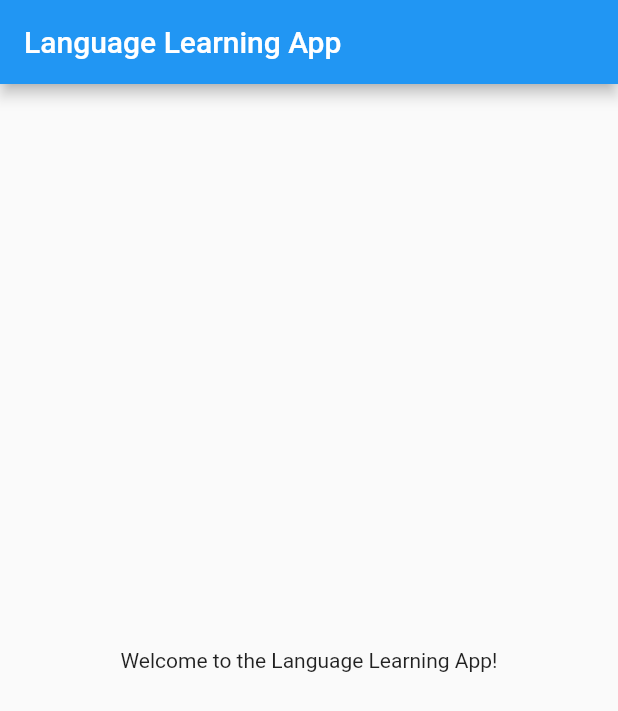
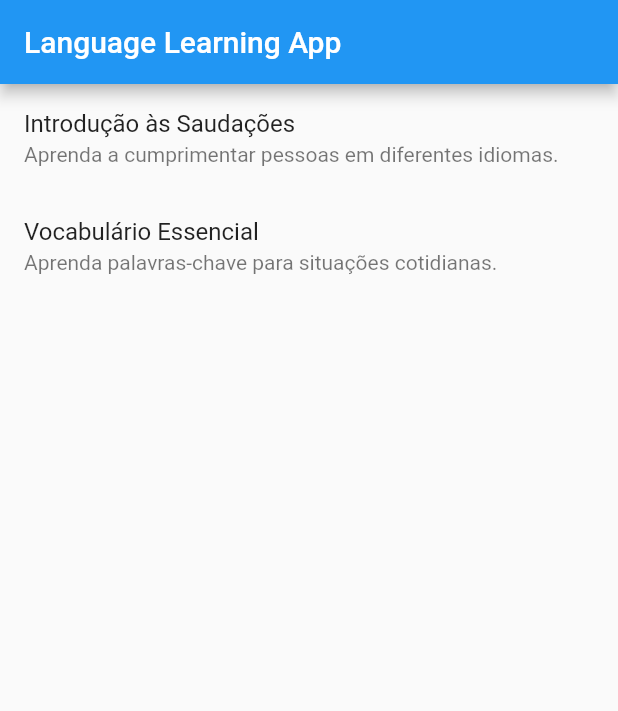
Before and after one commit to GabrielBiziach/language-learning-app, a Flutter app: the screen it shows after launch, on a phone screen of 412 x 824 dp. Shown: the top 711 px of the screen. Run offline on Flutter 3.47's test engine with Material 2 defaults, Android fonts, the phone set to English and light mode, and no system bars.

Commit message:
Criado primeira funcionalidade do projeto - Lesson

```diff
--- a/lib/main.dart
+++ b/lib/main.dart
@@ -1,4 +1,6 @@
 import 'package:flutter/material.dart';
+
+import 'module/inicial/home.dart';
 
 void main() {
   runApp(MyApp());
@@ -12,21 +14,7 @@ class MyApp extends StatelessWidget {
       theme: ThemeData(
         primarySwatch: Colors.blue,
       ),
-      home: MyHomePage(),
+      home: Home(),
     );
   }
 }
-
-class MyHomePage extends StatelessWidget {
-  @override
-  Widget build(BuildContext context) {
-    return Scaffold(
-      appBar: AppBar(
-        title: Text('Language Learning App'),
-      ),
-      body: Center(
-        child: Text('Welcome to the Language Learning App!'),
-      ),
-    );
-  }
-}
--- /dev/null
+++ b/lib/module/inicial/home.dart
@@ -0,0 +1,45 @@
+import 'package:flutter/material.dart';
+
+import '../lesson/lesson_detail.dart';
+
+class Home extends StatelessWidget {
+  @override
+  Widget build(BuildContext context) {
+    return Scaffold(
+      appBar: AppBar(
+        title: Text('Language Learning App'),
+      ),
+      body: ListView.builder(
+        itemCount: lessons.length,
+        itemBuilder: (context, index) {
+          return ListTile(
+            title: Text(lessons[index].titulo),
+            subtitle: Text(lessons[index].descricao),
+            onTap: () {
+              Navigator.push(
+                context,
+                MaterialPageRoute(builder: (context) => LessonDetailScreen(lessons[index])),
+              );
+            },
+
+          );
+        },
+      ),
+    );
+  }
+}
+
+class Lesson {
+  final String titulo;
+  final String descricao;
+
+  Lesson(this.titulo, this.descricao);
+}
+
+List<Lesson> lessons = [
+  Lesson('Introdução às Saudações',
+      'Aprenda a cumprimentar pessoas em diferentes idiomas.'),
+  Lesson('Vocabulário Essencial',
+      'Aprenda palavras-chave para situações cotidianas.'),
+// Adicione mais lições aqui
+];
```
Also changed, not shown: lib/module/lesson/lesson_detail.dart (added, +26 -0 lines).
